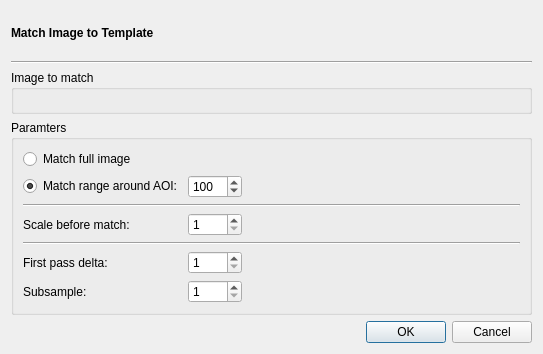
Above: src/plugins/measurematchdialog.ui from braeun/FitsIP before the change. Below: the same form after it.
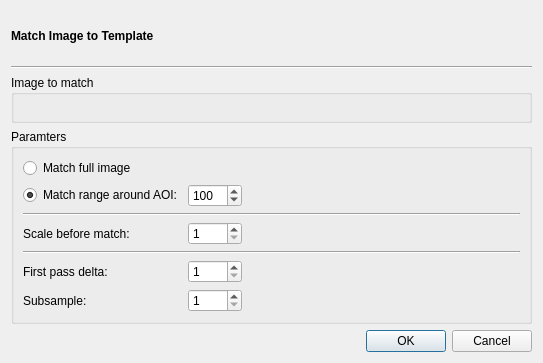
That is the form after the change. Custom widgets are drawn as their Qt base class.

```diff
--- a/src/plugins/measurematchdialog.ui
+++ b/src/plugins/measurematchdialog.ui
@@ -7,7 +7,7 @@
     <x>0</x>
     <y>0</y>
     <width>543</width>
-    <height>354</height>
+    <height>363</height>
    </rect>
   </property>
   <property name="windowTitle">
@@ -18,7 +18,6 @@
     <widget class="QLabel" name="label">
      <property name="font">
       <font>
-       <weight>75</weight>
        <bold>true</bold>
       </font>
      </property>
```
Left out of the diff: 2 changed lines with no effect on the pictures.
